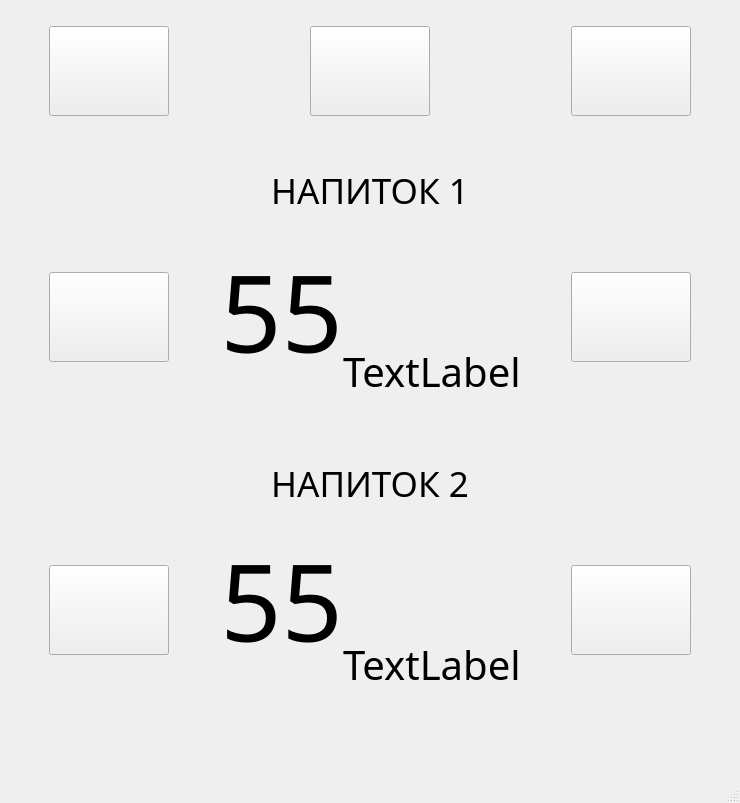
Before: the Qt Designer form Filler_interface/Window_filler/UI_filler2.ui in TWOKRAI/Filler, drawn with Qt 5.
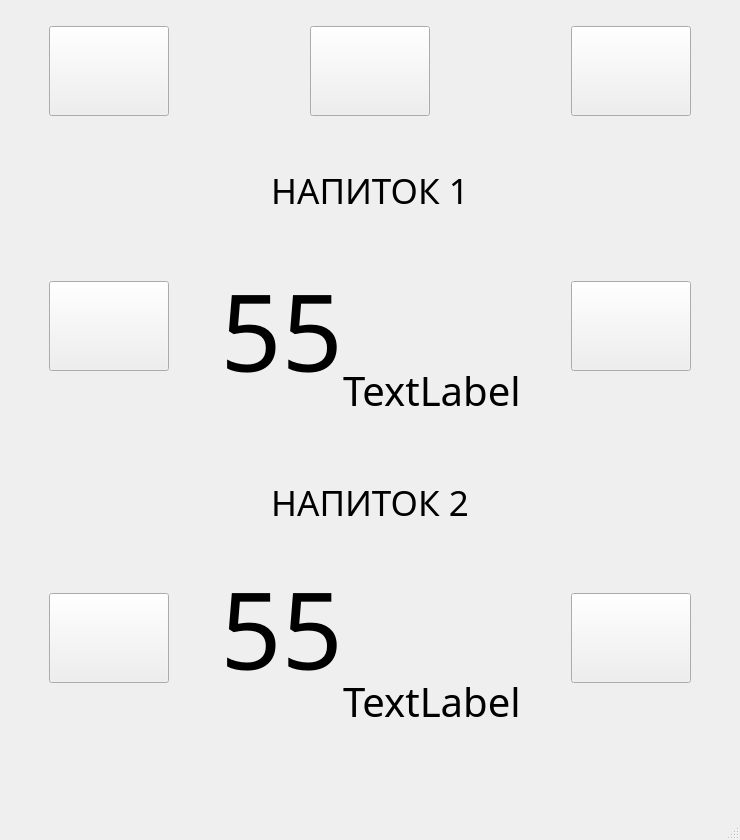
After: the same form once the commit is applied.

Patch:
```diff
--- a/Filler_interface/Window_filler/UI_filler2.ui
+++ b/Filler_interface/Window_filler/UI_filler2.ui
@@ -7,7 +7,7 @@
     <x>0</x>
     <y>0</y>
     <width>740</width>
-    <height>803</height>
+    <height>840</height>
    </rect>
   </property>
   <property name="minimumSize">
@@ -442,12 +442,12 @@
                <enum>Qt::Vertical</enum>
               </property>
               <property name="sizeType">
-               <enum>QSizePolicy::Expanding</enum>
+               <enum>QSizePolicy::Minimum</enum>
               </property>
               <property name="sizeHint" stdset="0">
                <size>
                 <width>20</width>
-                <height>13</height>
+                <height>50</height>
                </size>
               </property>
              </spacer>
@@ -714,12 +714,12 @@
                <enum>Qt::Vertical</enum>
               </property>
               <property name="sizeType">
-               <enum>QSizePolicy::Expanding</enum>
+               <enum>QSizePolicy::Minimum</enum>
               </property>
               <property name="sizeHint" stdset="0">
                <size>
                 <width>20</width>
-                <height>13</height>
+                <height>50</height>
                </size>
               </property>
              </spacer>
```
